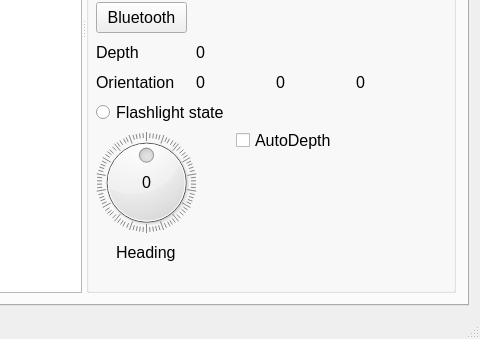
Old version of the form mainwindow.ui in the repository robocenter-rov/remote-control; both pictures show x 480 to 960 and y 307 to 646 of the 960 by 646 pixel window.
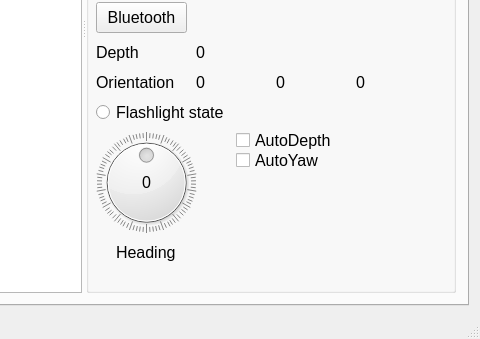
New version of the form.

Commit message: Add auto yaw

The edit to the form file:
```diff
--- a/mainwindow.ui
+++ b/mainwindow.ui
@@ -539,6 +539,35 @@
              <string/>
             </property>
            </widget>
+           <widget class="QCheckBox" name="autoYawCheckBox">
+            <property name="geometry">
+             <rect>
+              <x>150</x>
+              <y>390</y>
+              <width>101</width>
+              <height>17</height>
+             </rect>
+            </property>
+            <property name="text">
+             <string>AutoYaw</string>
+            </property>
+            <property name="checkable">
+             <bool>false</bool>
+            </property>
+           </widget>
+           <widget class="QLabel" name="stabYawValue">
+            <property name="geometry">
+             <rect>
+              <x>250</x>
+              <y>390</y>
+              <width>91</width>
+              <height>16</height>
+             </rect>
+            </property>
+            <property name="text">
+             <string/>
+            </property>
+           </widget>
           </widget>
          </widget>
         </item>
```
The commit also changes 2 other files.
